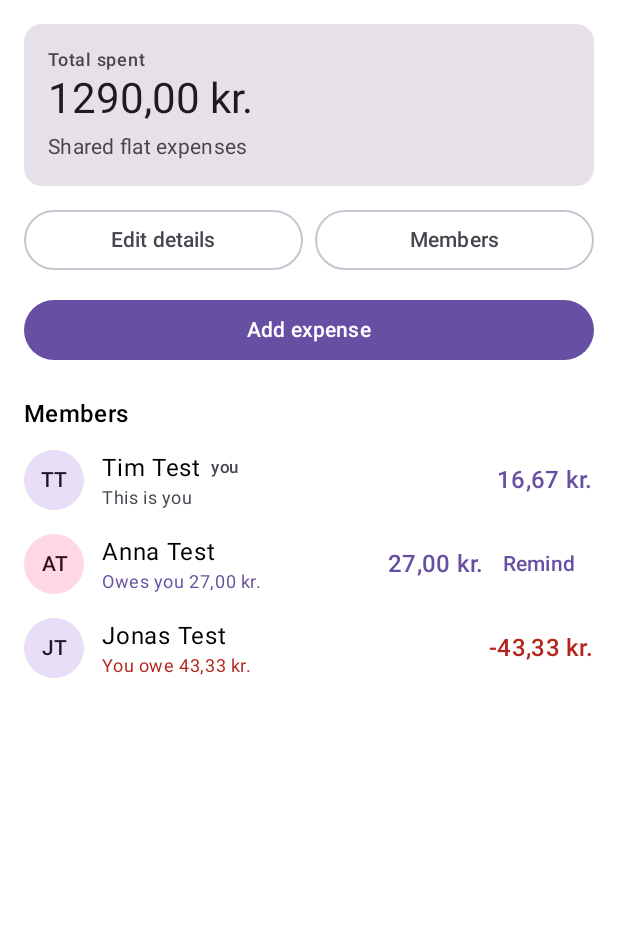
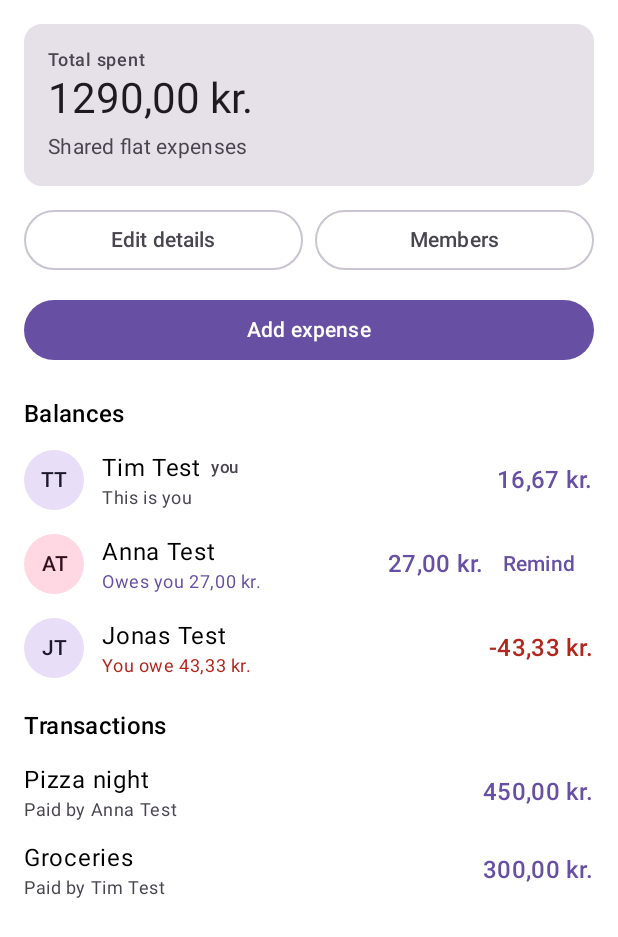
Before and after one commit to timebr/MSD2026-Group3-Android, an Android app built with Jetpack Compose: the @Preview function GroupOverviewPreview, on a phone screen of 412 x 824 dp. Shown: the top 937 px of the screen. Run offline under Robolectric (Android 15) with nearby library versions, the phone set to English and light mode, and no system bars.

Commit message:
feat(groups): rename the member list to Balances and list transactions
The group overview said "Members" over a list that is really about who owes
whom, and it had no history (FR5, S4). Rename that section to "Balances" and
add a "Transactions" section with the group's expenses and settlements,
newest first, rendered with the same row as S5 Activity but without the group
name, which is implied on this screen. The rows are built from the expenses
the ViewModel already observes for the balances, so no extra repository read
is needed.

```diff
--- a/app/src/main/java/com/example/oweowe/ui/groups/GroupDetailsViewModel.kt
+++ b/app/src/main/java/com/example/oweowe/ui/groups/GroupDetailsViewModel.kt
@@ -49,6 +49,12 @@ data class MemberRow(
     val iOweOre: Long = 0,
 )
 
+/** One transaction row on the Group overview (S4); the group is implied there. */
+data class GroupTransaction(
+    val expense: Expense,
+    val payerName: String,
+)
+
 data class GroupOverviewUiState(
     val loading: Boolean = true,
     val offline: Boolean = false,
@@ -57,6 +63,8 @@ data class GroupOverviewUiState(
     val group: Group? = null,
     val totalSpentOre: Long = 0,
     val members: List<MemberRow> = emptyList(),
+    /** The group's expenses and settlements, newest first (FR5). */
+    val transactions: List<GroupTransaction> = emptyList(),
     val busy: Boolean = false,
 )
 
@@ -126,6 +134,7 @@ class GroupDetailsViewModel(
     ): GroupOverviewUiState {
         val balances = BalanceCalculator.balances(expenses)
         val meId = inputs.me?.uid.orEmpty()
+        val userById = users.associateBy { it.uid }
         return GroupOverviewUiState(
             loading = false,
             offline = !inputs.online,
@@ -142,6 +151,14 @@ class GroupDetailsViewModel(
                         canRemove = user.uid != meId && BalanceCalculator.isSettled(expenses, user.uid),
                         owesMeOre = BalanceCalculator.amountOwed(expenses, from = user.uid, to = meId),
                         iOweOre = BalanceCalculator.amountOwed(expenses, from = meId, to = user.uid),
+                    )
+                },
+            transactions = expenses
+                .sortedByDescending { it.createdAt }
+                .map { expense ->
+                    GroupTransaction(
+                        expense = expense,
+                        payerName = userById[expense.paidBy]?.fullName.orEmpty(),
                     )
                 },
             busy = inputs.busy,
--- a/app/src/main/java/com/example/oweowe/ui/groups/GroupOverviewScreen.kt
+++ b/app/src/main/java/com/example/oweowe/ui/groups/GroupOverviewScreen.kt
@@ -34,6 +34,7 @@ import androidx.lifecycle.compose.collectAsStateWithLifecycle
 import androidx.lifecycle.viewmodel.compose.viewModel
 import com.example.oweowe.AppContainer
 import com.example.oweowe.R
+import com.example.oweowe.data.model.Expense
 import com.example.oweowe.data.model.Group
 import com.example.oweowe.data.model.User
 import com.example.oweowe.domain.formatKr
@@ -43,6 +44,7 @@ import com.example.oweowe.ui.components.InitialsAvatar
 import com.example.oweowe.ui.components.LoadingState
 import com.example.oweowe.ui.components.OfflineBanner
 import com.example.oweowe.ui.components.SignedAmount
+import com.example.oweowe.ui.components.TransactionRow
 import com.example.oweowe.ui.components.asString
 
 /** S4 Group overview (FR3, FR5, FR6, FR8). */
@@ -161,7 +163,7 @@ private fun GroupOverviewList(
         }
         item {
             Text(
-                text = stringResource(R.string.group_overview_members),
+                text = stringResource(R.string.group_overview_balances),
                 style = MaterialTheme.typography.titleMedium,
                 modifier = Modifier.padding(top = 8.dp),
             )
@@ -171,6 +173,28 @@ private fun GroupOverviewList(
                 member = member,
                 remindEnabled = !state.busy,
                 onRemind = onRemind,
+            )
+        }
+        item {
+            Text(
+                text = stringResource(R.string.group_overview_transactions),
+                style = MaterialTheme.typography.titleMedium,
+                modifier = Modifier.padding(top = 8.dp),
+            )
+        }
+        if (state.transactions.isEmpty()) {
+            item {
+                Text(
+                    text = stringResource(R.string.group_overview_transactions_empty),
+                    style = MaterialTheme.typography.bodyMedium,
+                    color = MaterialTheme.colorScheme.onSurfaceVariant,
+                )
+            }
+        }
+        items(state.transactions, key = { it.expense.id }) { transaction ->
+            TransactionRow(
+                expense = transaction.expense,
+                payerName = transaction.payerName,
             )
         }
         item { Spacer(Modifier.height(16.dp)) }
@@ -253,6 +277,22 @@ private fun GroupOverviewPreview() {
                         balanceOre = -4_333, isMe = false, canRemove = false, owesMeOre = 0, iOweOre = 4_333,
                     ),
                 ),
+                transactions = listOf(
+                    GroupTransaction(
+                        expense = Expense(
+                            id = "e2", groupId = "g1", description = "Pizza night", category = "Food",
+                            amountOre = 45_000, paidBy = "u2", createdBy = "u2", createdAt = 2,
+                        ),
+                        payerName = "Anna Test",
+                    ),
+                    GroupTransaction(
+                        expense = Expense(
+                            id = "e1", groupId = "g1", description = "Groceries", category = "Food",
+                            amountOre = 30_000, paidBy = "u1", createdBy = "u1", createdAt = 1,
+                        ),
+                        payerName = "Tim Test",
+                    ),
+                ),
             ),
             onEditGroup = {},
             onManageMembers = {},
--- a/app/src/main/res/values/strings.xml
+++ b/app/src/main/res/values/strings.xml
@@ -98,6 +98,9 @@
     <!-- Group overview (S4 detail) -->
     <string name="group_overview_total_spent">Total spent</string>
     <string name="group_overview_members">Members</string>
+    <string name="group_overview_balances">Balances</string>
+    <string name="group_overview_transactions">Transactions</string>
+    <string name="group_overview_transactions_empty">No transactions yet.</string>
     <string name="group_overview_edit_details">Edit details</string>
     <string name="group_overview_manage_members">Members</string>
     <string name="group_overview_not_found">This group no longer exists.</string>
```
Also changed, not shown: 1 other file.
